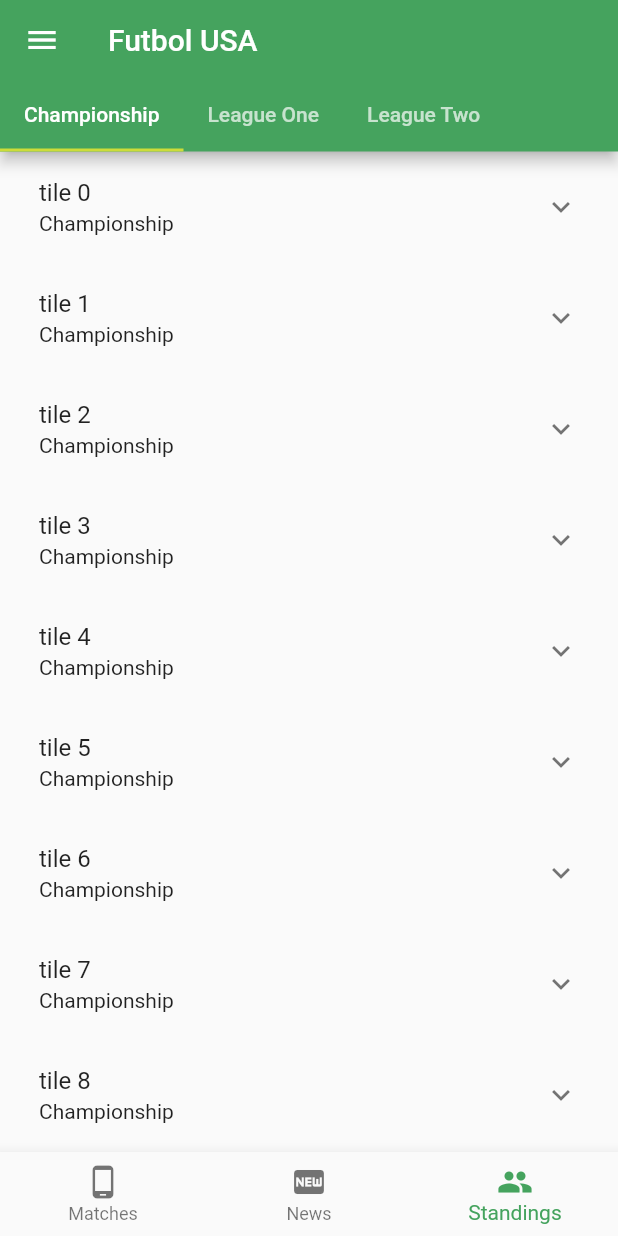
After one commit to agustincards14/FotMob_clone, a Flutter app: the screen it shows after launch, item 3 of the bottom bar chosen, on a phone screen of 412 x 824 dp. The commit adds this screen. Run offline on Flutter 3.47's test engine with Material 2 defaults, Android fonts, the phone set to English and light mode, and no system bars; network calls fail.

Commit message:
State flow for league+conf, expandedTile usage

```diff
--- /dev/null
+++ b/lib/Standings/standings.dart
@@ -0,0 +1,65 @@
+import 'package:flutter/material.dart';
+import '../league.dart';
+
+class StandingsHomePage extends StatefulWidget {
+  final League _league;
+  final String leaguename;
+  final String confname;
+  // Conference _conf;
+  StandingsHomePage(this._league, this.confname) : leaguename = _league.name
+  // confname = _conf.name;
+  ;
+
+  Widget build(BuildContext context) {
+    return Center(
+      child: Column(children: <Widget>[
+        Text("Standings for $leaguename : $confname\n"),
+      ]),
+      //Column(
+      // children: <Widget>[],
+    );
+  }
+
+  @override
+  State<StatefulWidget> createState() => _StandingsHomePageState(confname);
+}
+
+class _StandingsHomePageState extends State<StandingsHomePage> {
+  String confName;
+  _StandingsHomePageState(this.confName);
+
+  @override
+  Widget build(BuildContext context) {
+    return SingleChildScrollView(
+      child: Container(
+        padding: EdgeInsets.symmetric(horizontal: 10.0),
+        child: Column(
+          children: generateList(confName),
+        ),
+      ),
+    );
+  }
+}
+
+List<Widget> generateList(String confName) {
+  String conf = confName;
+  List<ExpansionTile> list = List();
+  for (var i = 0; i < 10; i++) {
+    list.add(
+      ExpansionTile(
+        title: Text('tile $i'),
+        subtitle: Text('$conf'),
+      ),
+    );
+  }
+  return list;
+}
+
+Widget _buildPanel() {
+  return Container(
+    child: ListView(
+      children: List.generate(
+          5, (index) => ExpansionTile(title: Text('tile $index'))),
+    ),
+  );
+}
--- a/lib/league.dart
+++ b/lib/league.dart
@@ -15,15 +15,26 @@ class League {
   Icon icon;
   int importance;
 
-  League(this._name, this._confs, {this.icon, this.importance});
+  League(this._name, this._confs, {this.icon, this.importance})
+      : assert(_confs != null) {
+    print("created conf for $_name");
+  }
 
   List<String> get conf => _confs;
-  get name => _name;
+  String get name => _name;
 }
 
 class Conference {
   League parent;
   String name;
+  List<Team> teams;
 
   Conference(this.parent, this.name);
 }
+
+class Team {
+  Conference parent;
+  String name;
+
+  Team(this.parent, this.name);
+}
--- a/lib/main.dart
+++ b/lib/main.dart
@@ -1,9 +1,9 @@
 import 'package:flutter/material.dart';
 import 'package:flutter/rendering.dart';
-import 'package:fotmob_clone/Teams/teams.dart';
+import 'package:fotmob_clone/Matches/matches.dart';
 import 'News/news.dart';
 import 'league.dart';
-import 'Teams/teams.dart';
+import 'Standings/standings.dart';
 
 void main() => runApp(MyApp());
 
@@ -70,14 +70,14 @@ class _HomeScaffoldState extends State<HomeScaffold> {
       TextStyle(fontSize: 30, fontWeight: FontWeight.bold);
   static const TextStyle drawerStyle =
       TextStyle(color: Colors.white, fontSize: 35, fontWeight: FontWeight.w100);
-  static List<Widget> _widgetOptions = <Widget>[
-    Text(
-      'Index 0: Matches',
-      style: optionStyle,
-    ),
-    NewsHomePage(),
-    TeamsHomePage(), //route not even used, return NewsHomePage based on index selected in BottomNavigation
-  ];
+  // static List<Widget> _widgetOptions = <Widget>[
+  //   Text(
+  //     'Index 0: Matches',
+  //     style: optionStyle,
+  //   ),
+  //   NewsHomePage(),
+  //   StandingsHomePage(), //route not even used, return NewsHomePage based on index selected in BottomNavigation
+  // ];
 
   void _navItemTapped(int index) {
     //TODO: Navigate to NEWS ROUTE
@@ -90,6 +90,7 @@ class _HomeScaffoldState extends State<HomeScaffold> {
   void _newLeagueSelected(League league) {
     setState(() {
       _currentLeague = league;
+      _choosePageView();
     });
   }
 
@@ -106,8 +107,9 @@ class _HomeScaffoldState extends State<HomeScaffold> {
     switch (_selectedIndex) {
       case 0: //Matches Page
         return TabBarView(
+            //map conf as tabBarViews, inflate by calling Stateless widget of match class
             children: _currentLeague.conf
-                .map((conference) => Center(child: Text("$conference")))
+                .map((conference) => MatchHome(_currentLeague, conference))
                 .toList());
         break;
 
@@ -116,9 +118,16 @@ class _HomeScaffoldState extends State<HomeScaffold> {
         break;
 
       case 2: //Teams Page
-        return TeamsHomePage();
+        return TabBarView(
+            children: _currentLeague.conf
+                .map((conference) =>
+                    StandingsHomePage(_currentLeague, conference))
+                .toList());
         break;
       default:
+        return AlertDialog(
+          title: Text("Page View Error"),
+        );
     }
     // return _selectedIndex!=1
     // ? TabBarView(
@@ -139,9 +148,11 @@ class _HomeScaffoldState extends State<HomeScaffold> {
 
   @override
   Widget build(BuildContext context) {
+    // _currentConf = _currentLeague.conf;
     return DefaultTabController(
       initialIndex: 0,
       length: _currentLeague.conf.length,
+      //DefaultTabController.of(context).length;
       child: Scaffold(
         appBar: AppBar(
           title: Text("Futbol USA"),
@@ -150,12 +161,20 @@ class _HomeScaffoldState extends State<HomeScaffold> {
                   preferredSize: const Size.fromHeight(45.0),
                   child: Align(
                     alignment: Alignment.centerLeft,
-                    child: TabBar(isScrollable: true, tabs: [
-                      for (final conf in _currentLeague.conf)
-                        Tab(
-                          text: conf,
-                        )
-                    ]),
+                    child: TabBar(
+                        isScrollable: true,
+                        tabs: _currentLeague.conf
+                            .map((e) => Tab(
+                                  text: "$e",
+                                ))
+                            .toList()
+                        //   [
+                        //   for (final conf in _currentLeague.conf)
+                        //     Tab(
+                        //       text: conf,
+                        //     )
+                        // ]
+                        ),
                   ),
                 )
               : null, //No TabBar on "NEWS" Page, too little news for each conference. Keep it broad
@@ -209,7 +228,7 @@ class _HomeScaffoldState extends State<HomeScaffold> {
             ),
             BottomNavigationBarItem(
               icon: Icon(Icons.group),
-              title: Text('Teams'),
+              title: Text('Standings'),
             ),
           ],
           currentIndex: _selectedIndex,
```
Also changed, not shown: lib/Matches/matches.dart (+11 -15 lines), lib/Teams/teams.dart (deleted, +0 -47 lines).
